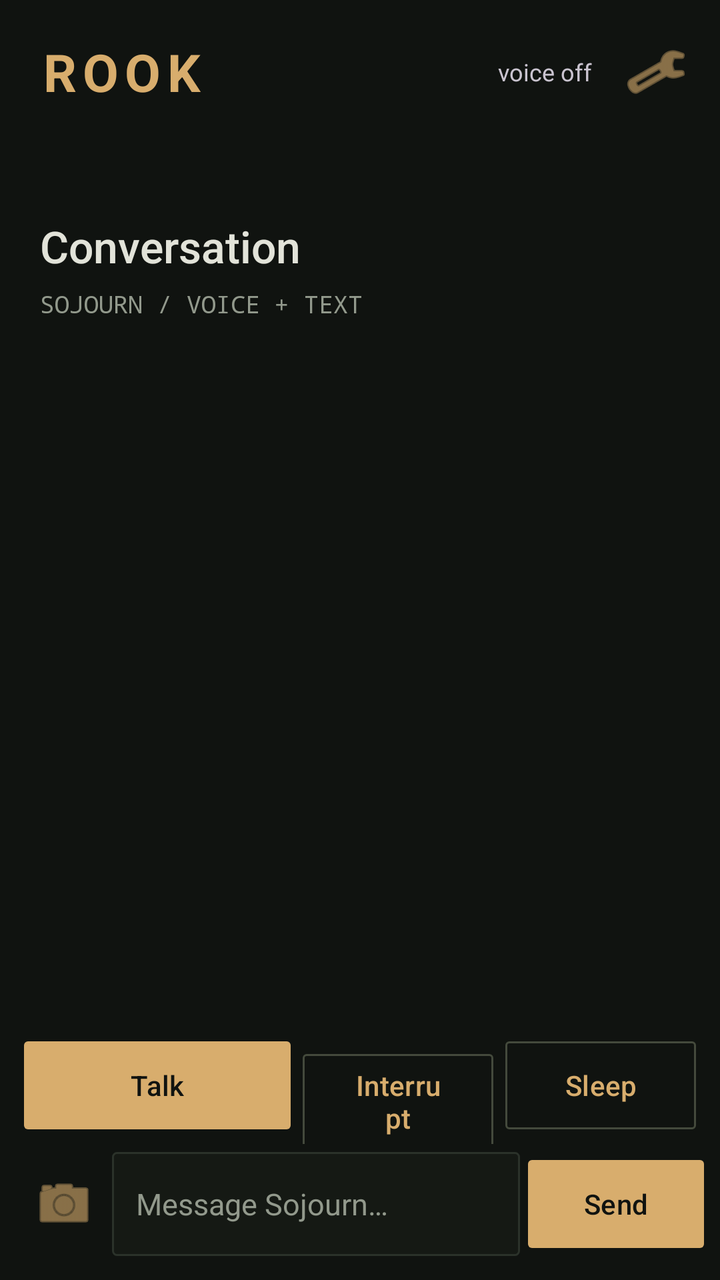
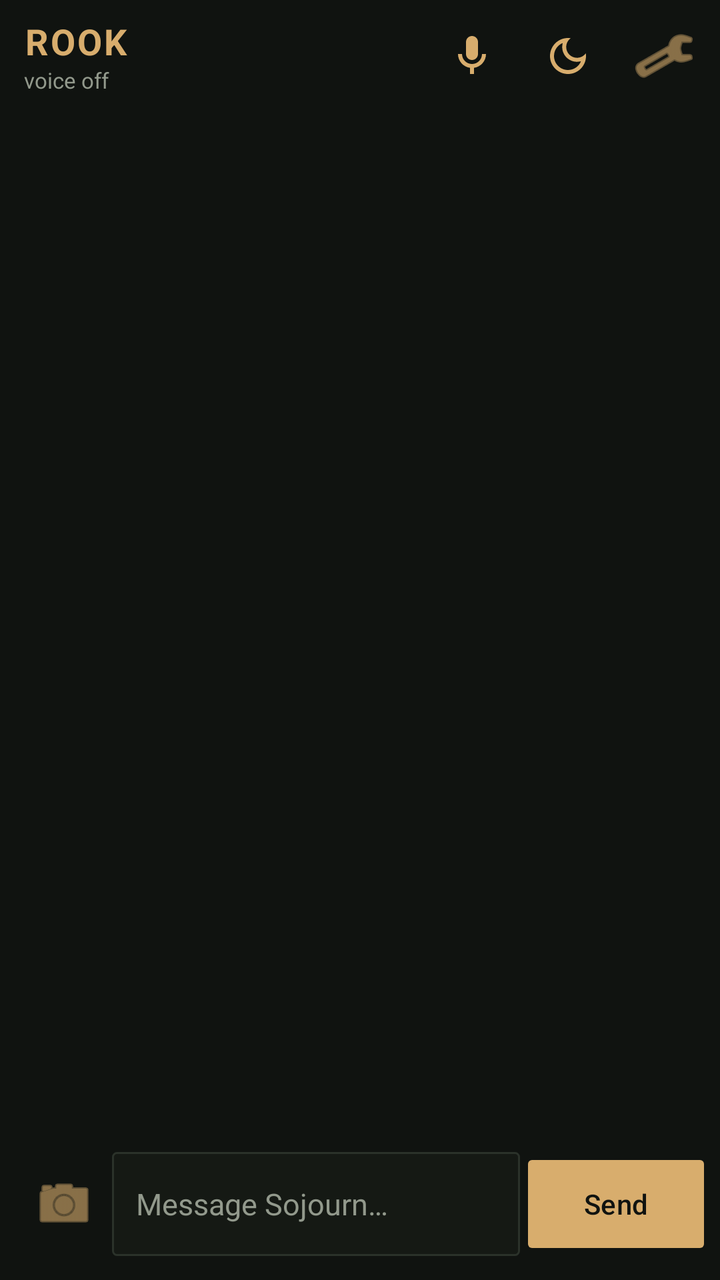

Two renders of the same Android screen: before a commit and after it. Below are the layout's source before the change and the commit's diff.
<!-- AndroidManifest.xml: application theme Theme.Rook -->
<!-- res/layout/activity_main.xml -->
<LinearLayout xmlns:android="http://schemas.android.com/apk/res/android" android:layout_width="match_parent" android:layout_height="match_parent" android:orientation="vertical">
  <LinearLayout android:layout_width="match_parent" android:layout_height="wrap_content" android:gravity="center_vertical" android:orientation="horizontal" android:paddingStart="20dp" android:paddingEnd="8dp" android:paddingTop="12dp" android:paddingBottom="12dp">
    <TextView android:layout_width="0dp" android:layout_weight="1" android:layout_height="wrap_content" android:text="ROOK" android:textSize="26sp" android:textStyle="bold" android:letterSpacing="0.12" android:textColor="@color/rook_accent" />
    <TextView android:id="@+id/stateText" android:layout_width="wrap_content" android:layout_height="wrap_content" android:layout_marginEnd="8dp" android:text="@string/state_idle" android:textSize="12sp" />
    <ImageButton android:id="@+id/btnSettings" android:layout_width="48dp" android:layout_height="48dp" android:background="?attr/selectableItemBackgroundBorderless" android:contentDescription="@string/settings" android:src="@android:drawable/ic_menu_preferences" android:tint="@color/rook_accent" />
  </LinearLayout>
  <TextView android:layout_width="match_parent" android:layout_height="wrap_content" android:text="" android:textSize="12sp" android:textColor="@color/rook_dim" android:id="@+id/versionLabel" android:fontFamily="monospace" android:paddingStart="20dp" android:paddingBottom="20dp" />
  <TextView android:layout_width="match_parent" android:layout_height="wrap_content" android:text="Conversation" android:textSize="22sp" android:textColor="@color/rook_fg" android:paddingStart="20dp" android:fontFamily="sans-serif-medium" />
  <TextView android:layout_width="match_parent" android:layout_height="wrap_content" android:text="SOJOURN / VOICE + TEXT" android:textSize="12sp" android:textColor="@color/rook_dim" android:fontFamily="monospace" android:paddingStart="20dp" android:paddingTop="6dp" android:paddingBottom="16dp" />
  <ScrollView android:id="@+id/chatScroll" android:layout_width="match_parent" android:layout_height="0dp" android:layout_weight="1" android:fillViewport="true" android:paddingStart="12dp" android:paddingEnd="12dp">
    <LinearLayout android:id="@+id/chat" android:layout_width="match_parent" android:layout_height="wrap_content" android:gravity="bottom" android:orientation="vertical" android:paddingBottom="12dp" />
  </ScrollView>
  <LinearLayout android:layout_width="match_parent" android:layout_height="wrap_content" android:orientation="horizontal" android:paddingStart="12dp" android:paddingEnd="12dp">
    <Button android:id="@+id/btnTalk" android:layout_width="0dp" android:layout_weight="1.4" android:layout_height="wrap_content" android:text="@string/btn_talk" />
    <Button android:id="@+id/btnInterrupt" style="?attr/materialButtonOutlinedStyle" android:layout_width="0dp" android:layout_weight="1" android:layout_height="wrap_content" android:layout_marginStart="6dp" android:text="@string/voice_interrupt" />
    <Button android:id="@+id/btnSleep" style="?attr/materialButtonOutlinedStyle" android:layout_width="0dp" android:layout_weight="1" android:layout_height="wrap_content" android:layout_marginStart="6dp" android:text="@string/voice_sleep" />
  </LinearLayout>
  <LinearLayout android:layout_width="match_parent" android:layout_height="wrap_content" android:gravity="center_vertical" android:orientation="horizontal" android:paddingStart="8dp" android:paddingEnd="8dp" android:paddingTop="4dp" android:paddingBottom="12dp">
    <ImageButton android:id="@+id/btnCamera" android:layout_width="48dp" android:layout_height="48dp" android:background="?attr/selectableItemBackgroundBorderless" android:contentDescription="@string/send_photo" android:src="@android:drawable/ic_menu_camera" android:tint="@color/rook_accent" />
    <EditText android:id="@+id/input" android:layout_width="0dp" android:layout_weight="1" android:layout_height="wrap_content" android:hint="@string/hint_message" android:imeOptions="actionSend" android:inputType="textCapSentences|textMultiLine" android:maxLines="4" />
    <Button android:id="@+id/btnSend" android:layout_width="wrap_content" android:layout_height="wrap_content" android:layout_marginStart="4dp" android:text="@string/send" />
  </LinearLayout>
</LinearLayout>
<!-- resources referenced by this layout -->
<resources>
  <color name="rook_accent">#D8AD6D</color>
  <color name="rook_dim">#92998C</color>
  <color name="rook_fg">#E2E3D9</color>
  <string name="btn_talk">Talk</string>
  <string name="hint_message">Message Sojourn…</string>
  <string name="send">Send</string>
  <string name="send_photo">Send a photo</string>
  <string name="settings">Settings</string>
  <string name="state_idle">voice off</string>
  <string name="voice_interrupt">Interrupt</string>
  <string name="voice_sleep">Sleep</string>
  <style name="Theme.Rook" parent="Theme.Material3.Dark.NoActionBar">
  <item name="colorPrimary">@color/rook_accent</item><item name="colorOnPrimary">@color/rook_bg</item>
  <item name="colorSecondary">#A4BC92</item><item name="colorSurface">@color/rook_panel</item>
  <item name="colorOnSurface">@color/rook_fg</item><item name="android:colorBackground">@color/rook_bg</item>
  <item name="android:windowBackground">@color/rook_bg</item><item name="android:statusBarColor">@color/rook_bg</item>
  <item name="android:navigationBarColor">@color/rook_bg</item><item name="android:windowLightStatusBar">false</item>
  <item name="android:textColorPrimary">@color/rook_fg</item><item name="android:textColorSecondary">@color/rook_dim</item>
  <item name="materialButtonStyle">@style/RookButton</item><item name="materialButtonOutlinedStyle">@style/RookOutlinedButton</item>
  <item name="editTextStyle">@style/RookInput</item>
  </style>
  <color name="rook_bg">#101310</color>
  <color name="rook_panel">#151914</color>
  <style name="RookButton" parent="Widget.Material3.Button"><item name="cornerRadius">2dp</item><item name="android:minHeight">52dp</item><item name="android:textAllCaps">false</item></style>
  <style name="RookOutlinedButton" parent="Widget.Material3.Button.OutlinedButton"><item name="cornerRadius">2dp</item><item name="strokeColor">@color/rook_line</item><item name="android:minHeight">52dp</item></style>
  <style name="RookInput" parent="Widget.AppCompat.EditText"><item name="android:background">@drawable/rook_panel</item><item name="android:padding">12dp</item><item name="android:minHeight">52dp</item><item name="android:textSize">15sp</item><item name="android:textColorHint">@color/rook_dim</item></style>
  <color name="rook_line">#444A3C</color>
  <!-- drawable rook_panel (drawable) -->
  <shape xmlns:android="http://schemas.android.com/apk/res/android"><solid android:color="#151914"/><stroke android:width="1dp" android:color="#2B322A"/><corners android:radius="2dp"/></shape>
</resources>

<!-- the commit's change to res/layout/activity_main.xml (unified diff, before → after) -->
@@ -1,20 +1,19 @@
 <LinearLayout xmlns:android="http://schemas.android.com/apk/res/android" android:layout_width="match_parent" android:layout_height="match_parent" android:orientation="vertical">
-  <LinearLayout android:layout_width="match_parent" android:layout_height="wrap_content" android:gravity="center_vertical" android:orientation="horizontal" android:paddingStart="20dp" android:paddingEnd="8dp" android:paddingTop="12dp" android:paddingBottom="12dp">
-    <TextView android:layout_width="0dp" android:layout_weight="1" android:layout_height="wrap_content" android:text="ROOK" android:textSize="26sp" android:textStyle="bold" android:letterSpacing="0.12" android:textColor="@color/rook_accent" />
-    <TextView android:id="@+id/stateText" android:layout_width="wrap_content" android:layout_height="wrap_content" android:layout_marginEnd="8dp" android:text="@string/state_idle" android:textSize="12sp" />
+  <LinearLayout android:layout_width="match_parent" android:layout_height="wrap_content" android:gravity="center_vertical" android:orientation="horizontal" android:paddingStart="12dp" android:paddingEnd="4dp" android:paddingTop="4dp" android:paddingBottom="4dp">
+    <LinearLayout android:layout_width="0dp" android:layout_weight="1" android:layout_height="wrap_content" android:orientation="vertical">
+      <LinearLayout android:layout_width="match_parent" android:layout_height="wrap_content" android:gravity="center_vertical" android:orientation="horizontal">
+        <TextView android:layout_width="wrap_content" android:layout_height="wrap_content" android:text="ROOK" android:textSize="18sp" android:textStyle="bold" android:letterSpacing="0.06" android:textColor="@color/rook_accent" />
+        <TextView android:id="@+id/versionLabel" android:layout_width="0dp" android:layout_weight="1" android:layout_height="wrap_content" android:layout_marginStart="8dp" android:textSize="10sp" android:maxLines="1" android:ellipsize="end" android:textColor="@color/rook_dim" />
+      </LinearLayout>
+      <TextView android:id="@+id/stateText" android:layout_width="match_parent" android:layout_height="wrap_content" android:text="@string/state_idle" android:textSize="11sp" android:textColor="@color/rook_dim" android:maxLines="1" />
+    </LinearLayout>
+    <ImageButton android:id="@+id/btnTalk" android:layout_width="48dp" android:layout_height="48dp" android:background="?attr/selectableItemBackgroundBorderless" android:contentDescription="@string/btn_talk" android:src="@drawable/ic_mic" android:tint="@color/rook_accent" />
+    <ImageButton android:id="@+id/btnSleep" android:layout_width="48dp" android:layout_height="48dp" android:background="?attr/selectableItemBackgroundBorderless" android:contentDescription="@string/voice_sleep" android:src="@drawable/ic_sleep" android:tint="@color/rook_accent" />
     <ImageButton android:id="@+id/btnSettings" android:layout_width="48dp" android:layout_height="48dp" android:background="?attr/selectableItemBackgroundBorderless" android:contentDescription="@string/settings" android:src="@android:drawable/ic_menu_preferences" android:tint="@color/rook_accent" />
   </LinearLayout>
-  <TextView android:layout_width="match_parent" android:layout_height="wrap_content" android:text="" android:textSize="12sp" android:textColor="@color/rook_dim" android:id="@+id/versionLabel" android:fontFamily="monospace" android:paddingStart="20dp" android:paddingBottom="20dp" />
-  <TextView android:layout_width="match_parent" android:layout_height="wrap_content" android:text="Conversation" android:textSize="22sp" android:textColor="@color/rook_fg" android:paddingStart="20dp" android:fontFamily="sans-serif-medium" />
-  <TextView android:layout_width="match_parent" android:layout_height="wrap_content" android:text="SOJOURN / VOICE + TEXT" android:textSize="12sp" android:textColor="@color/rook_dim" android:fontFamily="monospace" android:paddingStart="20dp" android:paddingTop="6dp" android:paddingBottom="16dp" />
   <ScrollView android:id="@+id/chatScroll" android:layout_width="match_parent" android:layout_height="0dp" android:layout_weight="1" android:fillViewport="true" android:paddingStart="12dp" android:paddingEnd="12dp">
     <LinearLayout android:id="@+id/chat" android:layout_width="match_parent" android:layout_height="wrap_content" android:gravity="bottom" android:orientation="vertical" android:paddingBottom="12dp" />
   </ScrollView>
-  <LinearLayout android:layout_width="match_parent" android:layout_height="wrap_content" android:orientation="horizontal" android:paddingStart="12dp" android:paddingEnd="12dp">
-    <Button android:id="@+id/btnTalk" android:layout_width="0dp" android:layout_weight="1.4" android:layout_height="wrap_content" android:text="@string/btn_talk" />
-    <Button android:id="@+id/btnInterrupt" style="?attr/materialButtonOutlinedStyle" android:layout_width="0dp" android:layout_weight="1" android:layout_height="wrap_content" android:layout_marginStart="6dp" android:text="@string/voice_interrupt" />
-    <Button android:id="@+id/btnSleep" style="?attr/materialButtonOutlinedStyle" android:layout_width="0dp" android:layout_weight="1" android:layout_height="wrap_content" android:layout_marginStart="6dp" android:text="@string/voice_sleep" />
-  </LinearLayout>
   <LinearLayout android:layout_width="match_parent" android:layout_height="wrap_content" android:gravity="center_vertical" android:orientation="horizontal" android:paddingStart="8dp" android:paddingEnd="8dp" android:paddingTop="4dp" android:paddingBottom="12dp">
     <ImageButton android:id="@+id/btnCamera" android:layout_width="48dp" android:layout_height="48dp" android:background="?attr/selectableItemBackgroundBorderless" android:contentDescription="@string/send_photo" android:src="@android:drawable/ic_menu_camera" android:tint="@color/rook_accent" />
     <EditText android:id="@+id/input" android:layout_width="0dp" android:layout_weight="1" android:layout_height="wrap_content" android:hint="@string/hint_message" android:imeOptions="actionSend" android:inputType="textCapSentences|textMultiLine" android:maxLines="4" />
<!-- resource entries referenced after the edit -->
@@ -2,6 +2,10 @@
 <resources>
   <color name="rook_accent">#D8AD6D</color>
   <color name="rook_dim">#92998C</color>
+  <!-- drawable ic_mic (drawable) -->
+  <vector xmlns:android="http://schemas.android.com/apk/res/android" android:width="24dp" android:height="24dp" android:viewportWidth="24" android:viewportHeight="24"><path android:fillColor="@color/rook_accent" android:pathData="M12,14c1.66,0 3,-1.34 3,-3V5c0,-1.66 -1.34,-3 -3,-3S9,3.34 9,5v6c0,1.66 1.34,3 3,3z M17,11c0,2.76 -2.24,5 -5,5s-5,-2.24 -5,-5H5c0,3.53 2.61,6.43 6,6.92V21h2v-3.08c3.39,-0.49 6,-3.39 6,-6.92z" /></vector>
+  <!-- drawable ic_sleep (drawable) -->
+  <vector xmlns:android="http://schemas.android.com/apk/res/android" android:width="24dp" android:height="24dp" android:viewportWidth="24" android:viewportHeight="24"><path android:fillColor="@color/rook_accent" android:pathData="M9.37,5.51C9.19,6.15 9.1,6.82 9.1,7.5c0,4.08 3.32,7.4 7.4,7.4 0.68,0 1.35,-0.09 1.99,-0.27C17.47,17.19 14.96,19 12,19c-3.86,0 -7,-3.14 -7,-7 0,-2.96 1.81,-5.47 4.37,-6.49z M12,3C7.03,3 3,7.03 3,12s4.03,9 9,9 9,-4.03 9,-9c0,-0.46 -0.04,-0.92 -0.1,-1.36 -0.98,1.37 -2.58,2.26 -4.4,2.26 -2.98,0 -5.4,-2.42 -5.4,-5.4 0,-1.81 0.89,-3.42 2.26,-4.4C12.92,3.04 12.46,3 12,3z" /></vector>
   <color name="rook_fg">#E2E3D9</color>
   <string name="btn_talk">Talk</string>
   <string name="hint_message">Message Sojourn…</string>
@@ -9,7 +13,6 @@
   <string name="send_photo">Send a photo</string>
   <string name="settings">Settings</string>
   <string name="state_idle">voice off</string>
-  <string name="voice_interrupt">Interrupt</string>
   <string name="voice_sleep">Sleep</string>
   <style name="Theme.Rook" parent="Theme.Material3.Dark.NoActionBar">
   <item name="colorPrimary">@color/rook_accent</item><item name="colorOnPrimary">@color/rook_bg</item>
